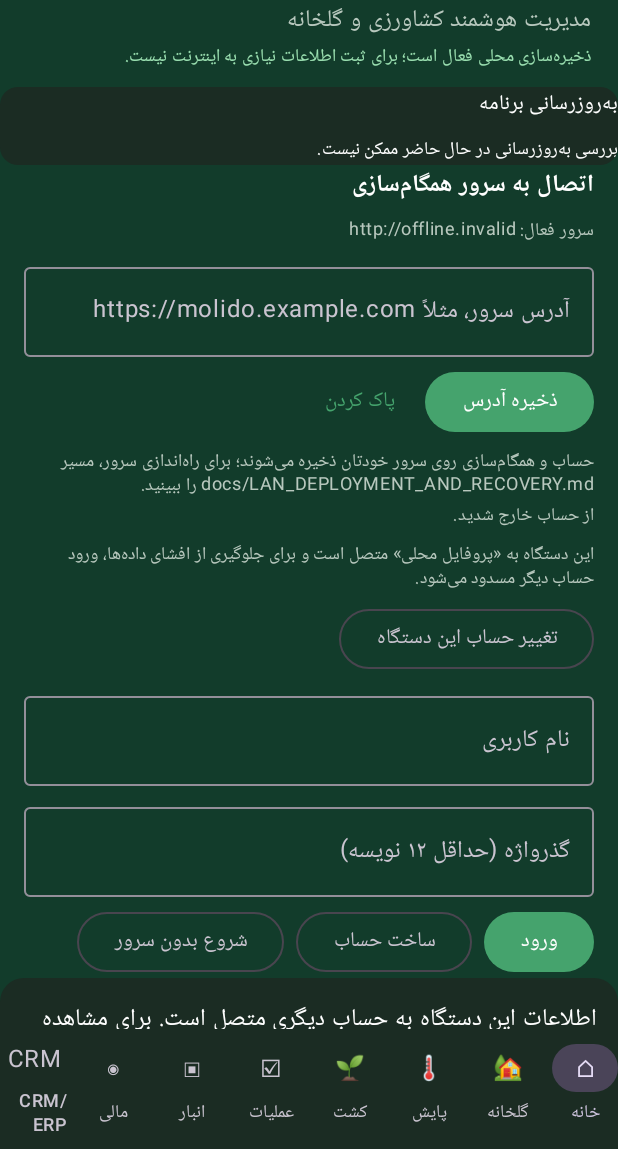
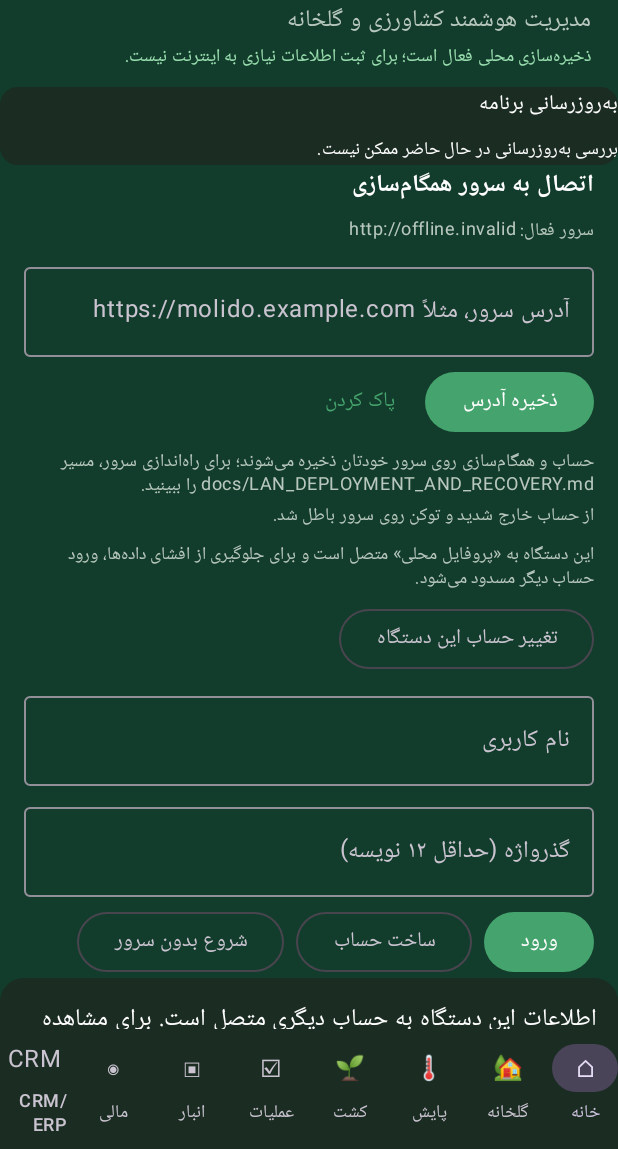
Before and after one commit to hidooch980/Molido-Agro-Ai, an Android app built with Jetpack Compose: the screen it shows after launch (MainActivity), after a tap on "خروج", on a phone screen of 412 x 824 dp, the part 87-1236 px from its top. Run offline under Robolectric (Android 15) with nearby library versions, the phone set to English and light mode, and no system bars; our stand-ins replace Room's generated code; libraries missing offline, so code that uses them is left out: net.zetetic.database; network calls fail; 2 statements that could not run were skipped; 1 other tap on this screen came first.

Commit message:
feat: show the account role, revoke tokens on sign-out, ship compose deployment
The app now reads /v1/auth/me, caches the role and tells the operator whether the account may
approve financial documents, instead of letting them discover it through a 403. Signing out
calls /v1/auth/logout first, so a copied token stops working immediately rather than after two
weeks, and only falls back to a local sign-out when the server is unreachable.

The server gets a one-command deployment: docker-compose.yml with a named volume, an explicit
project name so non-ASCII checkout folders still work, and .env.example documenting the two
required secrets. CI already builds and smoke-tests the same image.

```diff
--- a/app/src/main/java/com/molido/agroai/MainActivity.kt
+++ b/app/src/main/java/com/molido/agroai/MainActivity.kt
@@ -448,6 +448,7 @@ private fun AuthPanel(context: android.content.Context, db: AgroDatabase, boundA
     var user by remember { mutableStateOf("") }
     var password by remember { mutableStateOf("") }
     var status by remember { mutableStateOf("در حال بررسی وضعیت حساب…") }
+    var role by remember { mutableStateOf<AccountRole?>(null) }
     LaunchedEffect(session) {
         status = withContext(Dispatchers.IO) {
             when {
@@ -455,6 +456,14 @@ private fun AuthPanel(context: android.content.Context, db: AgroDatabase, boundA
                 session.userId() != null -> "حساب متصل: ${session.userId()}"
                 else -> "برای همگام‌سازی، وارد حساب شوید یا حساب بسازید؛ بدون سرور هم پروفایل محلی ممکن است."
             }
+        }
+        val cached = withContext(Dispatchers.IO) { AccountRole.parse(session.role()) }
+        if (cached != null) role = cached
+        // The role gates approvals on the server; refresh it so the panel never promises more
+        // than the account can do. A failure keeps whatever was cached.
+        if (withContext(Dispatchers.IO) { !session.isLocalProfile() && session.accessToken() != null }) {
+            val remote = withContext(Dispatchers.IO) { runCatching { AuthRepository(context).refreshProfile() }.getOrNull() }
+            if (remote != null) role = remote
         }
     }
     var busy by remember { mutableStateOf(false) }
@@ -575,8 +584,31 @@ private fun AuthPanel(context: android.content.Context, db: AgroDatabase, boundA
                     onAuthChanged()
                 }
             }) { Text("شروع بدون سرور") }
+            role?.let {
+                Text(
+                    "نقش حساب: ${it.label} — " +
+                        if (it.canApproveFinances) {
+                            "اجازه تأییدسندهای مالی را دارد."
+                        } else {
+                            "اجازه تأیید مالی ندارد؛ تأیید سندها را سرپرست یا حسابدار انجام می‌دهد."
+                        },
+                    color = if (it.canApproveFinances) Color(0xFF9BE0B1) else Color(0xFFF0C36D),
+                    style = MaterialTheme.typography.bodySmall,
+                )
+            }
             if (session.userId() != null) {
-                TextButton(onClick = { AuthRepository(context).signOut(); status = "از حساب خارج شدید."; onAuthChanged() }) { Text("خروج") }
+                TextButton(enabled = !busy, onClick = {
+                    busy = true
+                    scope.launch {
+                        status = withContext(Dispatchers.IO) {
+                            runCatching { AuthRepository(context).signOut() }
+                                .fold({ "از حساب خارج شدید و توکن روی سرور باطل شد." }, { "خروج محلی انجام شد." })
+                        }
+                        role = null
+                        busy = false
+                        onAuthChanged()
+                    }
+                }) { Text("خروج") }
             }
         }
     }
--- /dev/null
+++ b/app/src/main/java/com/molido/agroai/data/AccountRole.kt
@@ -0,0 +1,18 @@
+package com.molido.agroai.data
+
+/**
+ * Mirrors the server role that gates approvals (see `ROLES` in server/app.py). The app never
+ * enforces anything the server does not, but it should tell the operator what to expect before a
+ * request is refused.
+ */
+enum class AccountRole(val wire: String, val label: String) {
+    OWNER("OWNER", "سرپرست"),
+    OPERATOR("OPERATOR", "اپراتور"),
+    ACCOUNTANT("ACCOUNTANT", "حسابدار");
+
+    val canApproveFinances: Boolean get() = this == OWNER || this == ACCOUNTANT
+
+    companion object {
+        fun parse(value: String?): AccountRole? = entries.firstOrNull { it.wire == value?.trim() }
+    }
+}
```
Also changed, not shown: app/src/main/java/com/molido/agroai/data/AuthRepository.kt (+54 -13 lines), app/src/main/java/com/molido/agroai/data/SessionStore.kt (+15 -2 lines), 9 other files.
